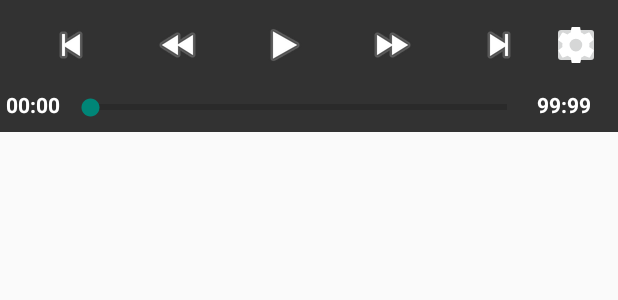
After one commit to DanhVT/TripMaester_final, an Android app: the layout player_media_layout.xml on its own in the app's theme, with its tools: preview values and no code run, on a phone screen of 412 x 824 dp. The commit adds this screen. Shown: the top 300 px of the screen. Run offline under Robolectric (Android 15) with nearby library versions, the phone set to English and light mode, and no system bars.

Commit message:
Update video player

```diff
--- a/trunk/TripMaester/app/build.gradle
+++ b/trunk/TripMaester/app/build.gradle
@@ -31,6 +31,7 @@ android {
         targetSdkVersion 22
         versionCode VERSION_MAJOR * 1000000 + VERSION_MINOR * 1000 + VERSION_BUILD
         versionName VERSION_MAJOR + "." + VERSION_MINOR + "." + VERSION_BUILD
+        multiDexEnabled true
     }
     buildTypes {
         def APP_NAME_PREFIX = "tripmaester_"
@@ -65,6 +66,7 @@ dependencies {
     compile 'com.android.support:appcompat-v7:23.1.1'
     compile 'com.android.support:support-v4:23.1.1'
     compile 'com.android.support:design:23.1.1'
+    compile 'com.google.android.exoplayer:exoplayer:r1.5.7'
     compile 'com.facebook.android:facebook-android-sdk:4.15.0'
     compile 'com.google.code.gson:gson:2.4'
     compile 'com.google.guava:guava:19.0-rc1'
@@ -74,9 +76,9 @@ dependencies {
     compile 'org.apache.commons:commons-lang3:3.3.2'
     compile group: 'org.apache.httpcomponents' , name: 'httpclient-android' , version: '4.3.5.1'
     compile 'com.squareup.okhttp3:okhttp:3.3.1'
+    compile 'com.android.support:multidex:1.0.0'
     compile 'org.jsoup:jsoup:1.8.3'
     compile 'org.osmdroid:osmdroid-android:4.3'
-    compile 'com.orhanobut:logger:1.15'
     compile 'com.nostra13.universalimageloader:universal-image-loader:1.9.5'
     compile 'org.slf4j:slf4j-android:1.6.1-RC1'
     compile('com.crashlytics.sdk.android:crashlytics:2.5.5@aar') {
--- a/trunk/TripMaester/app/src/main/java/cse/its/dbhelper/DBTrafficHelper.java
+++ b/trunk/TripMaester/app/src/main/java/cse/its/dbhelper/DBTrafficHelper.java
@@ -12,7 +12,6 @@ import android.database.sqlite.SQLiteDatabase;
 import android.database.sqlite.SQLiteOpenHelper;
 import android.util.Log;
 
-import com.orhanobut.logger.Logger;
 
 /**
  * @author SinhHuynh
--- a/trunk/TripMaester/app/src/main/java/cse/its/parser/AddressParser.java
+++ b/trunk/TripMaester/app/src/main/java/cse/its/parser/AddressParser.java
@@ -8,8 +8,6 @@ import android.content.DialogInterface;
 import android.os.AsyncTask;
 import android.util.Xml;
 import android.widget.Toast;
-
-import com.orhanobut.logger.Logger;
 
 import org.xmlpull.v1.XmlPullParser;
 import org.xmlpull.v1.XmlPullParserException;
@@ -92,8 +90,6 @@ public class AddressParser extends AsyncTask<String, Void, String> {
 		catch(NullPointerException e){
 			e.printStackTrace();
 		}
-		Logger.t("xml").d(address);
-
 		return address;
 	}
 
--- a/trunk/TripMaester/app/src/main/java/cse/its/parser/RouteParser.java
+++ b/trunk/TripMaester/app/src/main/java/cse/its/parser/RouteParser.java
@@ -12,7 +12,6 @@ import android.util.Log;
 import android.view.View;
 import android.widget.Toast;
 
-import com.orhanobut.logger.Logger;
 
 import org.json.JSONArray;
 import org.json.JSONException;
@@ -155,7 +154,6 @@ public class RouteParser extends AsyncTask<String, Void, PathOverlay> {
 		String json = null;
 		try {
 			json = ApiCall.GET(client, arg0[0]);
-			Logger.t("json").d(json);
 
 
 			// ### ITS API
@@ -170,7 +168,7 @@ public class RouteParser extends AsyncTask<String, Void, PathOverlay> {
 						jsonArray.put(jsonResource);
 					}
 				}
-				Logger.t("jsonArray").d(jsonArray);
+
 				int size = jsonArray.length();
 				int tmp_street_length = 0;
 				for(int k = 0 ; k < size ; k++){
@@ -284,7 +282,6 @@ public class RouteParser extends AsyncTask<String, Void, PathOverlay> {
 			// ### GOOGLE API
 			else {
 				JSONObject jsonResource = new JSONObject(json);
-				Logger.t("json").d(jsonResource);
 
 				// Log.wtf("GG ROUTE",jsonResource.getJSONArray("routes").getJSONObject(0).toString());
 				JSONArray legs = jsonResource.getJSONArray("routes")
--- a/trunk/TripMaester/app/src/main/java/cse/its/parser/SegmentIDParser.java
+++ b/trunk/TripMaester/app/src/main/java/cse/its/parser/SegmentIDParser.java
@@ -4,9 +4,11 @@ import android.content.Context;
 import android.os.AsyncTask;
 import android.util.Log;
 import android.widget.Toast;
-import com.orhanobut.logger.Logger;
+
 import org.osmdroid.views.MapView;
+
 import java.io.IOException;
+
 import group.traffice.nhn.common.StaticVariable;
 import okhttp3.OkHttpClient;
 import vn.edu.hcmut.its.tripmaester.R;
@@ -69,7 +71,6 @@ public class SegmentIDParser extends AsyncTask<String, Void, Integer> {
 	@Override
 	protected void onPostExecute(Integer result) {
 		super.onPostExecute(result);
-		Logger.t("result").d(result);
 		// Log.wtf("SegmentId", "Mode " + mode + " " + result);
 		if (mode == DESINATION_MODE) {// destination segment
 			StaticVariable.DES_SEGMENT_ID = result;
--- a/trunk/TripMaester/app/src/main/java/group/traffic/nhn/map/ViaPointInfoWindow.java
+++ b/trunk/TripMaester/app/src/main/java/group/traffic/nhn/map/ViaPointInfoWindow.java
@@ -23,7 +23,6 @@ import android.widget.EditText;
 import android.widget.RadioButton;
 import android.widget.RadioGroup;
 
-import com.orhanobut.logger.Logger;
 
 import org.osmdroid.bonuspack.overlays.Marker;
 import org.osmdroid.bonuspack.overlays.MarkerInfoWindow;
--- a/trunk/TripMaester/app/src/main/java/vn/edu/hcmut/its/tripmaester/ui/fragment/LoginFragment.java
+++ b/trunk/TripMaester/app/src/main/java/vn/edu/hcmut/its/tripmaester/ui/fragment/LoginFragment.java
@@ -22,11 +22,8 @@ import com.facebook.GraphResponse;
 import com.facebook.login.LoginResult;
 import com.facebook.login.widget.LoginButton;
 import com.koushikdutta.ion.Ion;
-import com.orhanobut.logger.Logger;
 
 import org.json.JSONObject;
-
-import java.lang.reflect.Array;
 
 import butterknife.Bind;
 import butterknife.ButterKnife;
@@ -137,7 +134,6 @@ public class LoginFragment extends Fragment {
                                     boolean status = json_result.getBoolean("status");
                                     LoginManager.getInstance().getUser().setStatus(status);
                                 }
-                                Logger.t("tokenId").d(LoginManager.getInstance().getUser().getTokenId());
                                 //get list friend-in-app of user
                                 LoginManager.getInstance().getUser().getListFriend();
 
--- /dev/null
+++ b/trunk/TripMaester/app/src/main/res/drawable-hdpi/hplib_ic_settings.xml
@@ -0,0 +1,9 @@
+<vector xmlns:android="http://schemas.android.com/apk/res/android"
+        android:width="24dp"
+        android:height="24dp"
+        android:viewportWidth="24.0"
+        android:viewportHeight="24.0">
+    <path
+        android:fillColor="#FFF"
+        android:pathData="M20.85,13.27c0,-0.36 0.12,-0.72 0.12,-1.21a3.72,3.72 0,0 0,-0.12 -1.21L23.38,8.8a0.57,0.57 0,0 0,0.12 -0.72L21.09,3.86a0.68,0.68 0,0 0,-0.72 -0.12l-3,1.21A11.45,11.45 0,0 0,15.3 3.74L14.82,0.6A0.49,0.49 0,0 0,14.34 0L9.51,0a0.65,0.65 0,0 0,-0.6 0.48L8.43,3.74A9.1,9.1 0,0 0,6.38 4.94L3.48,3.74A0.75,0.75 0,0 0,2.64 4L0.23,8.2a0.67,0.67 0,0 0,0.24 0.72L3,10.85c0,0.36 -0.12,0.72 -0.12,1.21A3.72,3.72 0,0 0,3 13.27L0.47,15.32A0.57,0.57 0,0 0,0.35 16l2.41,4.22a0.68,0.68 0,0 0,0.72 0.12l3,-1.21a11.45,11.45 0,0 0,2.05 1.21L9,23.52a0.55,0.55 0,0 0,0.6 0.48h4.82a0.65,0.65 0,0 0,0.6 -0.48l0.48,-3.14a11.45,11.45 0,0 0,2.05 -1.21l3,1.21a0.58,0.58 0,0 0,0.72 -0.24l2.41,-4.22a0.55,0.55 0,0 0,-0.12 -0.72l-2.77,-1.93h0ZM11.93,16.27a4.22,4.22 0,1 1,4.22 -4.22,4.27 4.27,0 0,1 -4.22,4.22h0Z"/>
+</vector>
--- /dev/null
+++ b/trunk/TripMaester/app/src/main/res/layout/player_media_layout.xml
@@ -0,0 +1,97 @@
+<?xml version="1.0" encoding="utf-8"?>
+<LinearLayout xmlns:android="http://schemas.android.com/apk/res/android"
+    android:layout_width="match_parent"
+    android:layout_height="wrap_content"
+    android:background="#CC000000"
+    android:orientation="vertical"
+    android:id="@+id/lin_media_controller">
+
+    <LinearLayout
+        android:layout_width="match_parent"
+        android:layout_height="wrap_content"
+        android:gravity="center"
+        android:paddingTop="4dip"
+        android:orientation="horizontal">
+
+        <ImageButton android:id="@+id/prev"
+            style="@android:style/MediaButton.Previous"
+            />
+
+        <ImageButton android:id="@+id/rew"
+            style="@android:style/MediaButton.Rew"
+            />
+
+        <ImageButton android:id="@+id/btnPlay"
+            style="@android:style/MediaButton.Play"
+            />
+
+        <ImageButton
+            android:id="@+id/btn_pause"
+            android:visibility="gone"
+            style="@android:style/MediaButton.Pause"/>
+
+        <ImageButton android:id="@+id/ffwd"
+            style="@android:style/MediaButton.Ffwd"
+            />
+
+        <ImageButton android:id="@+id/next"
+            style="@android:style/MediaButton.Next"
+            />
+        <ImageButton android:id="@+id/setting"
+            android:layout_width="32dp"
+            android:layout_height="32dp"
+            android:src="@drawable/hplib_ic_settings"    />
+
+    </LinearLayout>
+
+    <LinearLayout
+        android:layout_width="match_parent"
+        android:layout_height="wrap_content"
+        android:orientation="horizontal">
+
+        <TextView android:id="@+id/time_current"
+            android:textSize="14sp"
+            android:textStyle="bold"
+            android:paddingTop="4dip"
+            android:paddingLeft="4dip"
+            android:layout_gravity="center_horizontal"
+            android:layout_width="wrap_content"
+            android:layout_height="wrap_content"
+            android:paddingRight="4dip"
+            android:textColor="#ffffff"
+            android:text="00:00" />
+
+        <SeekBar
+            android:id="@+id/mediacontroller_progress"
+            style="?android:attr/progressBarStyleHorizontal"
+            android:layout_width="0dip"
+            android:layout_weight="1"
+            android:layout_height="32dip" />
+
+        <TextView android:id="@+id/player_end_time"
+            android:textSize="14sp"
+            android:textStyle="bold"
+            android:paddingTop="4dip"
+            android:paddingRight="4dip"
+            android:layout_gravity="center_horizontal"
+            android:layout_width="wrap_content"
+            android:layout_height="wrap_content"
+            android:paddingLeft="4dip"
+            android:textColor="#ffffff"
+            android:text="99:99" />
+
+        <ImageButton android:id="@+id/fullscreen"
+            android:layout_marginTop="-7dp"
+            android:paddingTop="4dip"
+            android:paddingBottom="4dip"
+            android:paddingLeft="10dip"
+            android:paddingRight="4dip"
+            android:layout_gravity="top"
+            android:layout_width="wrap_content"
+            android:layout_height="wrap_content"
+            android:background="@android:color/transparent"
+            />
+
+    </LinearLayout>
+
+</LinearLayout>
```
Also changed, not shown: trunk/TripMaester/app/src/main/AndroidManifest.xml (+5 -3 lines), trunk/TripMaester/app/src/main/java/group/traffic/nhn/map/MapFragment.java (+19 -22 lines), trunk/TripMaester/app/src/main/java/vn/edu/hcmut/its/tripmaester/service/http/HttpManager.java (+29 -16 lines), trunk/TripMaester/app/src/main/java/vn/edu/hcmut/its/tripmaester/ui/activity/VideoPlayer.java (added, +355 -0 lines), trunk/TripMaester/app/src/main/res/drawable-hdpi/hplib_ic_subtitle.xml (added, +9 -0 lines), trunk/TripMaester/app/src/main/res/layout/activity_video_player.xml (added, +42 -0 lines), 1 other file.
